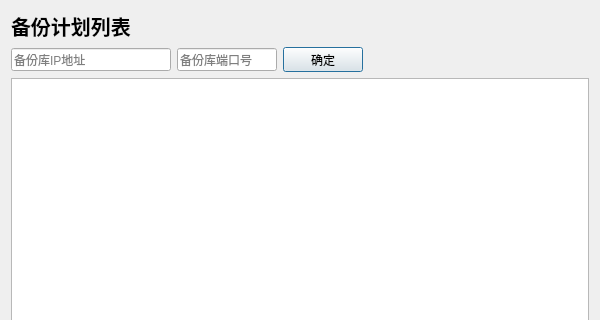
Above: RemoteBackUpSystem/PlaneList.ui from THIRTEEN713/RemoteBackUpSystem before the change; both pictures show x 0 to 600 and y 0 to 320 of the 600 by 500 pixel window. Below: the same form after it.
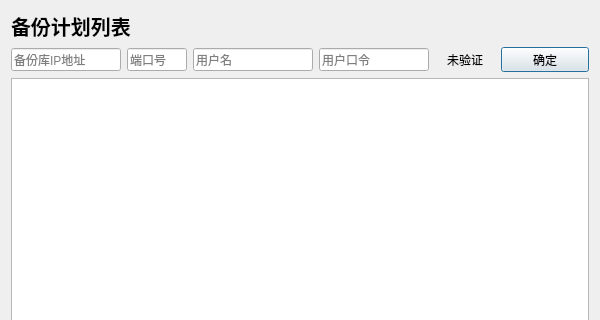
That is the form after the change.

```diff
--- a/RemoteBackUpSystem/PlaneList.ui
+++ b/RemoteBackUpSystem/PlaneList.ui
@@ -45,13 +45,13 @@
       <widget class="QLineEdit" name="NetAddr">
        <property name="minimumSize">
         <size>
-         <width>160</width>
+         <width>110</width>
          <height>23</height>
         </size>
        </property>
        <property name="maximumSize">
         <size>
-         <width>160</width>
+         <width>110</width>
          <height>23</height>
         </size>
        </property>
@@ -64,18 +64,81 @@
       <widget class="QLineEdit" name="NetPort">
        <property name="minimumSize">
         <size>
-         <width>100</width>
+         <width>60</width>
          <height>23</height>
         </size>
        </property>
        <property name="maximumSize">
         <size>
-         <width>100</width>
+         <width>60</width>
          <height>23</height>
         </size>
        </property>
        <property name="placeholderText">
-        <string>备份库端口号</string>
+        <string>端口号</string>
+       </property>
+      </widget>
+     </item>
+     <item>
+      <widget class="QLineEdit" name="userName">
+       <property name="minimumSize">
+        <size>
+         <width>120</width>
+         <height>23</height>
+        </size>
+       </property>
+       <property name="maximumSize">
+        <size>
+         <width>120</width>
+         <height>23</height>
+        </size>
+       </property>
+       <property name="placeholderText">
+        <string>用户名</string>
+       </property>
+      </widget>
+     </item>
+     <item>
+      <widget class="QLineEdit" name="userPasswd">
+       <property name="minimumSize">
+        <size>
+         <width>110</width>
+         <height>23</height>
+        </size>
+       </property>
+       <property name="maximumSize">
+        <size>
+         <width>110</width>
+         <height>23</height>
+        </size>
+       </property>
+       <property name="echoMode">
+        <enum>QLineEdit::EchoMode::Password</enum>
+       </property>
+       <property name="placeholderText">
+        <string>用户口令</string>
+       </property>
+      </widget>
+     </item>
+     <item>
+      <widget class="QLabel" name="checkState">
+       <property name="minimumSize">
+        <size>
+         <width>60</width>
+         <height>0</height>
+        </size>
+       </property>
+       <property name="maximumSize">
+        <size>
+         <width>60</width>
+         <height>16777215</height>
+        </size>
+       </property>
+       <property name="text">
+        <string>未验证</string>
+       </property>
+       <property name="alignment">
+        <set>Qt::AlignmentFlag::AlignCenter</set>
        </property>
       </widget>
      </item>
@@ -98,19 +161,6 @@
        </property>
       </widget>
      </item>
-     <item>
-      <spacer name="AddressSpacer">
-       <property name="orientation">
-        <enum>Qt::Orientation::Horizontal</enum>
-       </property>
-       <property name="sizeHint" stdset="0">
-        <size>
-         <width>40</width>
-         <height>20</height>
-        </size>
-       </property>
-      </spacer>
-     </item>
     </layout>
    </item>
    <item>
```
